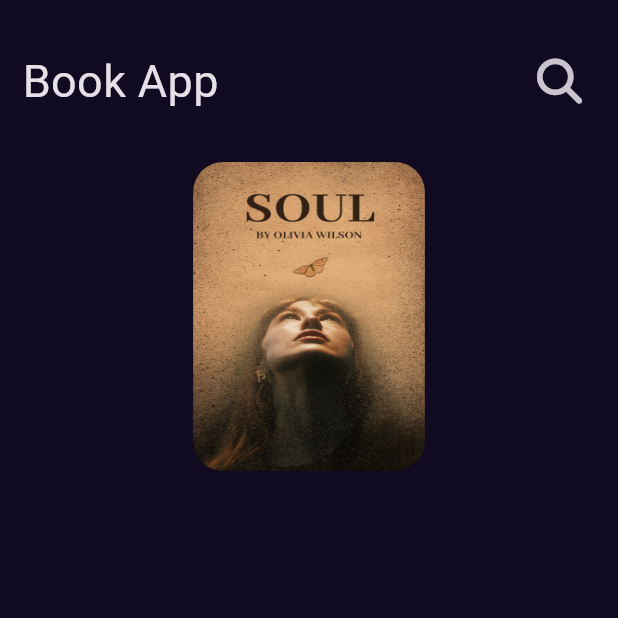
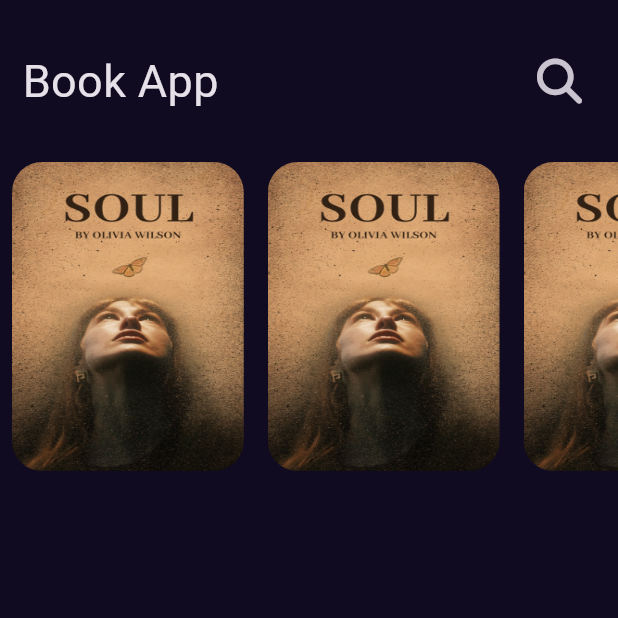
Before and after one commit to EsAm1973/book-store, a Flutter app: the screen it shows after launch, on a phone screen of 412 x 824 dp, the top half of it. Run offline on Flutter 3.47's test engine with Material 3 defaults, Android fonts, the phone set to English and light mode, and no system bars; our stand-ins replace font_awesome_flutter, get.

Commit message:
Add Custom ListView to home

```diff
--- /dev/null
+++ b/lib/Features/home/presentation/views/widgets/custom_listview.dart
@@ -0,0 +1,21 @@
+import 'package:bookly_app/Features/home/presentation/views/widgets/custom_listview_item.dart';
+import 'package:flutter/material.dart';
+
+class CustomListView extends StatelessWidget {
+  const CustomListView({super.key});
+
+  @override
+  Widget build(BuildContext context) {
+    return SizedBox(
+      height: MediaQuery.of(context).size.height * 0.25,
+      child: ListView.builder(
+          scrollDirection: Axis.horizontal,
+          itemBuilder: (context, index) {
+            return const Padding(
+              padding: EdgeInsets.symmetric(horizontal: 8.0),
+              child: CustomListViewItem(),
+            );
+          }),
+    );
+  }
+}
--- a/lib/Features/home/presentation/views/widgets/custom_listview_item.dart
+++ b/lib/Features/home/presentation/views/widgets/custom_listview_item.dart
@@ -6,9 +6,7 @@ class CustomListViewItem extends StatelessWidget {
 
   @override
   Widget build(BuildContext context) {
-    return SizedBox(
-      height: MediaQuery.of(context).size.height * 0.25,
-      child: AspectRatio(
+    return AspectRatio(
       aspectRatio: 3 / 4,
       child: Container(
         decoration: BoxDecoration(
@@ -17,7 +15,6 @@ class CustomListViewItem extends StatelessWidget {
               image: AssetImage(kTestImage), fit: BoxFit.fill),
         ),
       ),
-      ),
     );
   }
 }
--- a/lib/Features/home/presentation/views/widgets/home_view_body.dart
+++ b/lib/Features/home/presentation/views/widgets/home_view_body.dart
@@ -1,5 +1,5 @@
 import 'package:bookly_app/Features/home/presentation/views/widgets/custom_app_bar.dart';
-import 'package:bookly_app/Features/home/presentation/views/widgets/custom_listview_item.dart';
+import 'package:bookly_app/Features/home/presentation/views/widgets/custom_listview.dart';
 import 'package:flutter/material.dart';
 
 class HomeViewBody extends StatelessWidget {
@@ -11,7 +11,7 @@ class HomeViewBody extends StatelessWidget {
       child: Column(
         children: [
           CustomAppBar(),
-          CustomListViewItem(),
+          CustomListView(),
         ],
       ),
     );
```
Lines whose indentation alone changed are shown as unchanged.
